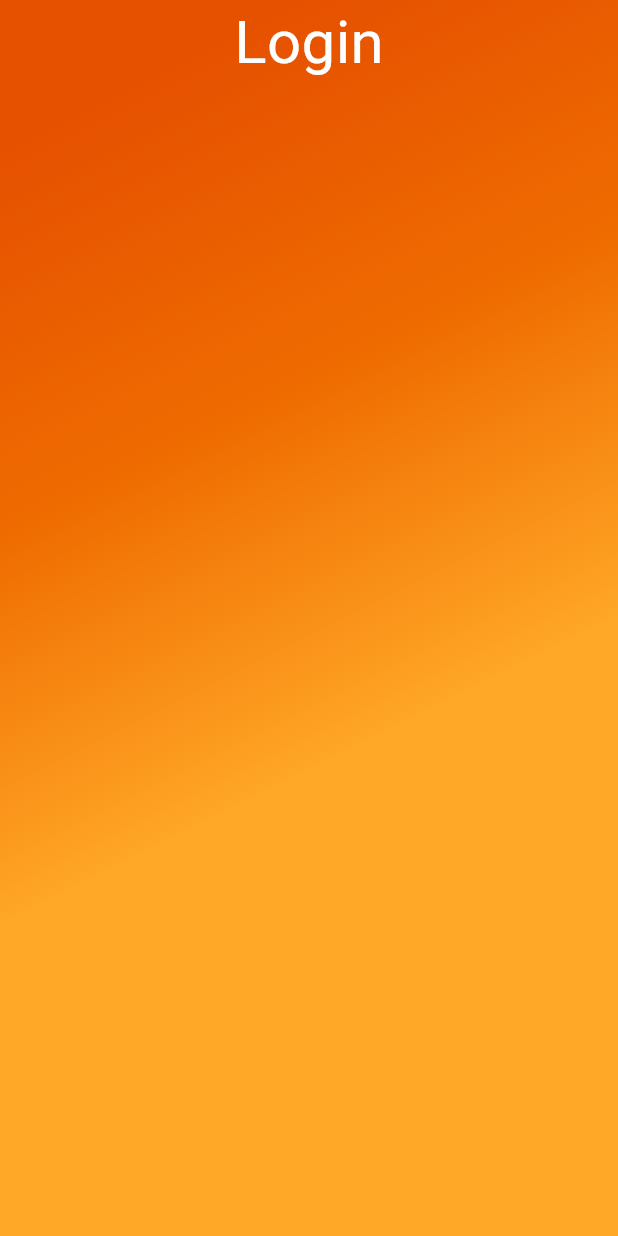
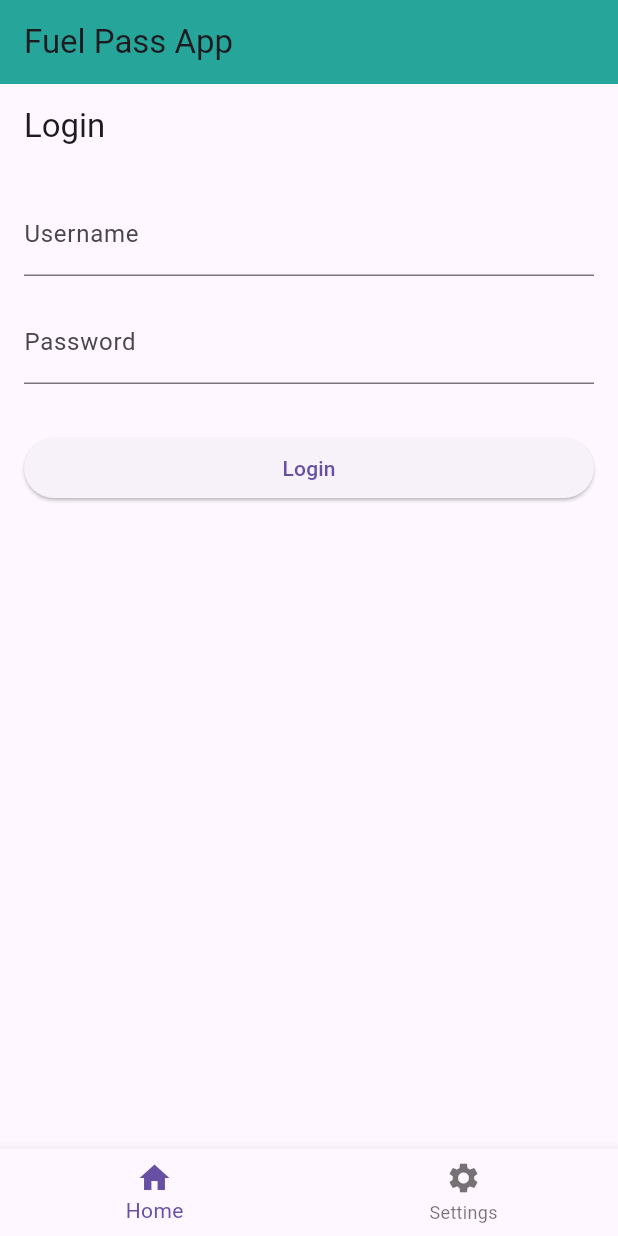
Before and after one commit to mcmanjitha/Fuel_pass_system, a Flutter app: the screen it shows after launch, on a phone screen of 412 x 824 dp. Run offline on Flutter 3.47's test engine with Material 3 defaults, Android fonts, the phone set to English and light mode, and no system bars.

Commit message:
completed the basic components of the login page

```diff
--- a/fuel_app/lib/main.dart
+++ b/fuel_app/lib/main.dart
@@ -1,35 +1,106 @@
 import 'package:flutter/material.dart';
 
-void main() => runApp(const MaterialApp(
-      debugShowCheckedModeBanner: false,
-      home: HomePage(),
-    ));
+void main() {
+  runApp(const MyApp());
+}
 
-class HomePage extends StatelessWidget {
-  const HomePage({super.key});
+class MyApp extends StatelessWidget {
+  const MyApp({super.key});
 
-  // This widget is the root of your application.
   @override
   Widget build(BuildContext context) {
-    return Scaffold(
-      body: Container(
-        width: double.infinity,
-        decoration: BoxDecoration(
-          gradient: LinearGradient(begin: Alignment.topCenter, colors: [
-            Colors.orange.shade900,
-            Colors.orange.shade800,
-            Colors.orange.shade400
-          ]),
+    return MaterialApp(
+      debugShowCheckedModeBanner: false,
+      home: Scaffold(
+        appBar: AppBar(
+          title: const Text('Fuel Pass App'),
+          backgroundColor: Colors.teal[400],
         ),
-        child: const Column(
-          children: <Widget>[
-            Text(
-              "Login",
-              style: TextStyle(color: Colors.white, fontSize: 40),
-            )
+        body: const LoginPage(),
+        bottomNavigationBar: BottomNavigationBar(
+          items: const [
+            BottomNavigationBarItem(
+              icon: Icon(Icons.home),
+              label: 'Home',
+            ),
+            BottomNavigationBarItem(
+              icon: Icon(Icons.settings),
+              label: 'Settings',
+            ),
           ],
         ),
       ),
     );
   }
 }
+
+class LoginPage extends StatefulWidget {
+  const LoginPage({super.key});
+
+  @override
+  _LoginPageState createState() => _LoginPageState();
+}
+
+class _LoginPageState extends State<LoginPage> {
+  final _formKey = GlobalKey<FormState>();
+  final TextEditingController _usernameController = TextEditingController();
+  final TextEditingController _passwordController = TextEditingController();
+
+  @override
+  Widget build(BuildContext context) {
+    return Scaffold(
+      appBar: AppBar(
+        title: const Text('Login'),
+      ),
+      body: Padding(
+        padding: const EdgeInsets.all(16.0),
+        child: Form(
+          key: _formKey,
+          child: Column(
+            crossAxisAlignment: CrossAxisAlignment.stretch,
+            children: <Widget>[
+              TextFormField(
+                controller: _usernameController,
+                decoration: const InputDecoration(
+                  labelText: 'Username',
+                ),
+                validator: (value) {
+                  if (value == null || value.isEmpty) {
+                    return 'Please enter your username';
+                  }
+                  return null;
+                },
+              ),
+              const SizedBox(height: 16.0),
+              TextFormField(
+                controller: _passwordController,
+                decoration: const InputDecoration(
+                  labelText: 'Password',
+                ),
+                obscureText: true, // To hide the password
+                validator: (value) {
+                  if (value == null || value.isEmpty) {
+                    return 'Please enter your password';
+                  }
+                  return null;
+                },
+              ),
+              const SizedBox(height: 32.0),
+              ElevatedButton(
+                onPressed: () {
+                  if (_formKey.currentState!.validate()) {
+                    // Perform the login logic here
+                    ScaffoldMessenger.of(context).showSnackBar(
+                      const SnackBar(content: Text('Logging in...')),
+                    );
+                  }
+                },
+                child: const Text('Login'),
+              ),
+            ],
+          ),
+        ),
+      ),
+    );
+  }
+}
```
